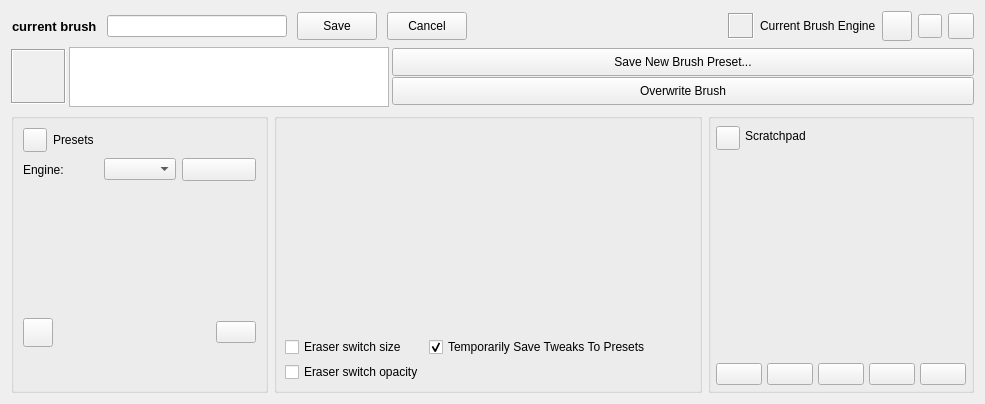
Old version of the form libs/ui/forms/wdgpaintopsettings.ui in the repository KDE/krita.
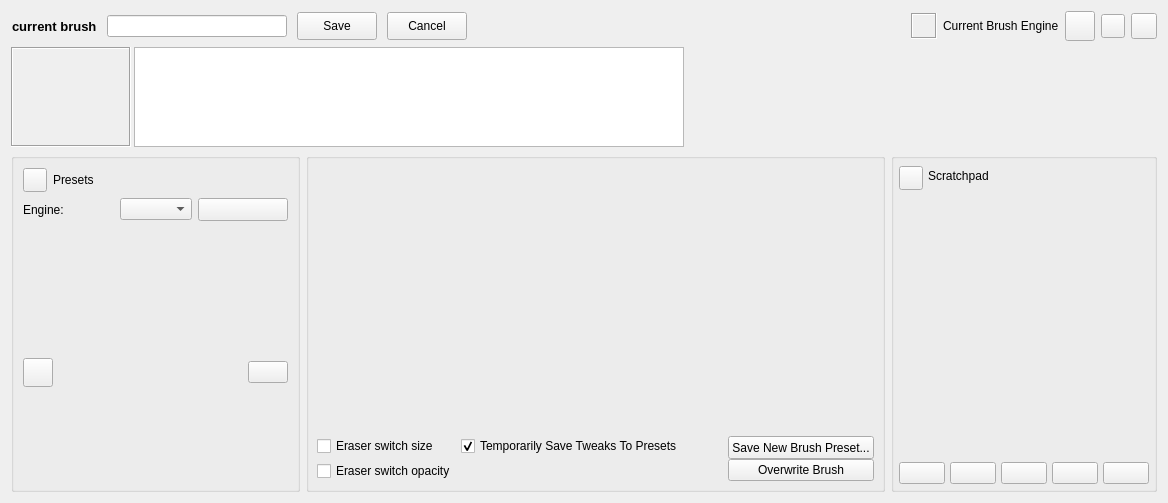
New version of the form. Custom widgets are drawn as their Qt base class.

Commit message: make the brush preview larger

What changed in the file:
```diff
--- a/libs/ui/forms/wdgpaintopsettings.ui
+++ b/libs/ui/forms/wdgpaintopsettings.ui
@@ -6,8 +6,8 @@
    <rect>
     <x>0</x>
     <y>0</y>
-    <width>985</width>
-    <height>404</height>
+    <width>1168</width>
+    <height>503</height>
    </rect>
   </property>
   <property name="windowTitle">
@@ -245,8 +245,8 @@
        </property>
        <property name="minimumSize">
         <size>
-         <width>55</width>
-         <height>55</height>
+         <width>120</width>
+         <height>100</height>
         </size>
        </property>
        <property name="frameShape">
@@ -273,14 +273,14 @@
        </property>
        <property name="minimumSize">
         <size>
-         <width>320</width>
-         <height>60</height>
+         <width>550</width>
+         <height>100</height>
         </size>
        </property>
        <property name="maximumSize">
         <size>
-         <width>320</width>
-         <height>60</height>
+         <width>550</width>
+         <height>100</height>
         </size>
        </property>
        <property name="font">
@@ -321,49 +321,17 @@
       </widget>
      </item>
      <item>
-      <layout class="QVBoxLayout" name="verticalLayout_5">
-       <property name="spacing">
-        <number>0</number>
+      <spacer name="horizontalSpacer_3">
+       <property name="orientation">
+        <enum>Qt::Horizontal</enum>
        </property>
-       <item>
-        <widget class="QPushButton" name="saveNewBrushPresetButton">
-         <property name="sizePolicy">
-          <sizepolicy hsizetype="Preferred" vsizetype="Preferred">
-           <horstretch>0</horstretch>
-           <verstretch>0</verstretch>
-          </sizepolicy>
-         </property>
-         <property name="maximumSize">
-          <size>
-           <width>16777215</width>
-           <height>28</height>
-          </size>
-         </property>
-         <property name="text">
-          <string>Save New Brush Preset...</string>
-         </property>
-        </widget>
-       </item>
-       <item>
-        <widget class="QPushButton" name="saveBrushPresetButton">
-         <property name="sizePolicy">
-          <sizepolicy hsizetype="Preferred" vsizetype="Fixed">
-           <horstretch>0</horstretch>
-           <verstretch>0</verstretch>
-          </sizepolicy>
-         </property>
-         <property name="maximumSize">
-          <size>
-           <width>16777215</width>
-           <height>28</height>
-          </size>
-         </property>
-         <property name="text">
-          <string>Overwrite Brush</string>
-         </property>
-        </widget>
-       </item>
-      </layout>
+       <property name="sizeHint" stdset="0">
+        <size>
+         <width>40</width>
+         <height>20</height>
+        </size>
+       </property>
+      </spacer>
      </item>
     </layout>
    </item>
@@ -626,7 +594,7 @@
        </widget>
       </item>
       <item>
-       <layout class="QHBoxLayout" name="horizontalLayout_3" stretch="0,0">
+       <layout class="QHBoxLayout" name="horizontalLayout_3" stretch="0,0,0">
         <property name="spacing">
          <number>5</number>
         </property>
@@ -723,6 +691,51 @@
           </property>
          </spacer>
         </item>
+        <item>
+         <layout class="QVBoxLayout" name="verticalLayout_5">
+          <property name="spacing">
+           <number>0</number>
+          </property>
+          <item>
+           <widget class="QPushButton" name="saveNewBrushPresetButton">
+            <property name="sizePolicy">
+             <sizepolicy hsizetype="Preferred" vsizetype="Preferred">
+              <horstretch>0</horstretch>
+              <verstretch>0</verstretch>
+             </sizepolicy>
+            </property>
+            <property name="maximumSize">
+             <size>
+              <width>16777215</width>
+              <height>28</height>
+             </size>
+            </property>
+            <property name="text">
+             <string>Save New Brush Preset...</string>
+            </property>
+           </widget>
+          </item>
+          <item>
+           <widget class="QPushButton" name="saveBrushPresetButton">
+            <property name="sizePolicy">
+             <sizepolicy hsizetype="Preferred" vsizetype="Fixed">
+              <horstretch>0</horstretch>
+              <verstretch>0</verstretch>
+             </sizepolicy>
+            </property>
+            <property name="maximumSize">
+             <size>
+              <width>16777215</width>
+              <height>28</height>
+             </size>
+            </property>
+            <property name="text">
+             <string>Overwrite Brush</string>
+            </property>
+           </widget>
+          </item>
+         </layout>
+        </item>
        </layout>
       </item>
       <item>
```
The commit also changes 1 other file.
